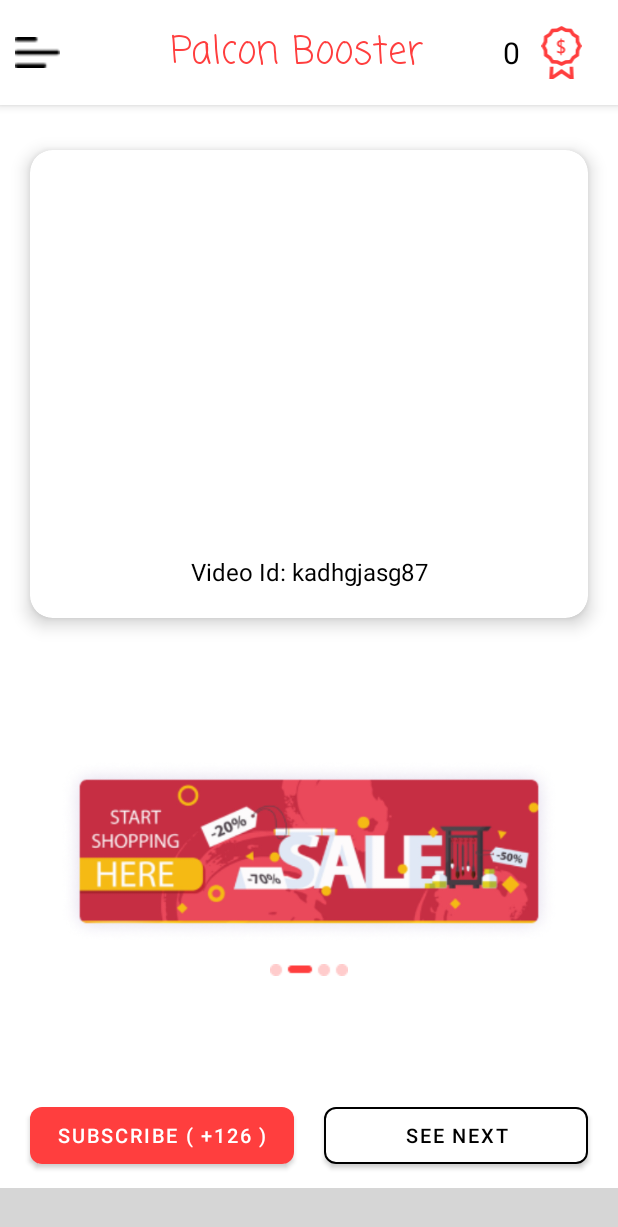
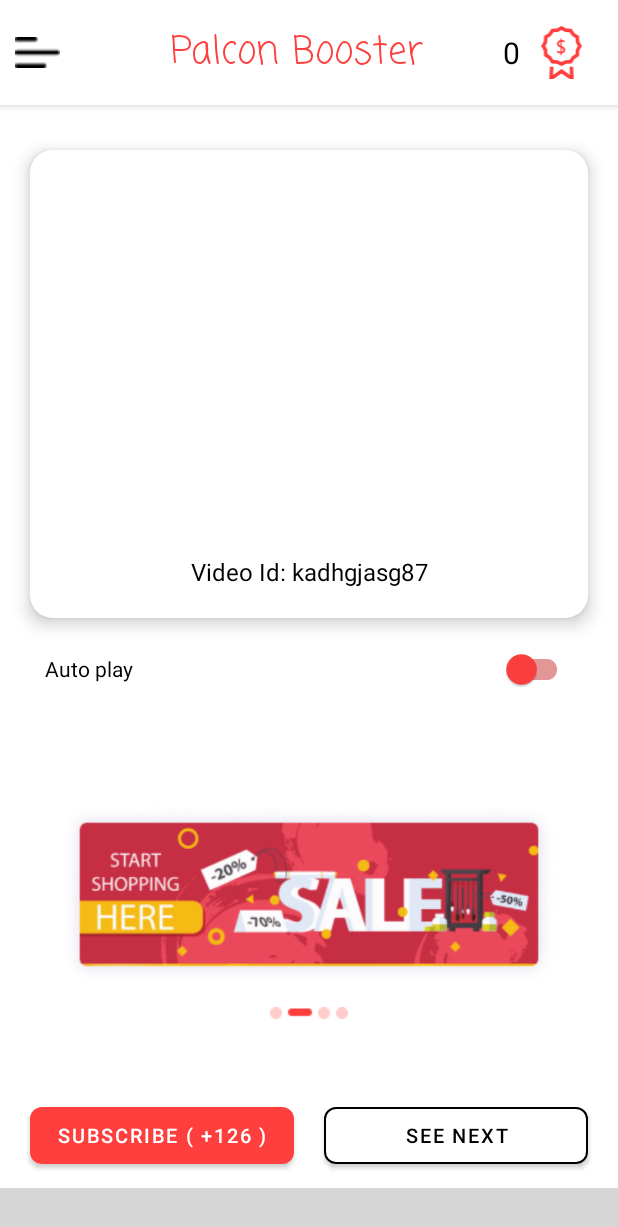
Before and after one commit to Moutamid/Viewplus, an Android app: the screen it shows after launch once a user with an empty profile is signed in (BottomNavigationActivity), on a phone screen of 412 x 824 dp. Shown: the top 1227 px of the screen. Run offline under Robolectric (Android 15) with nearby library versions, the phone set to English and light mode, and no system bars; our stand-ins replace Firebase (no records; nobody signed in at launch, a user with empty details on screens opened directly), navigation-ui; libraries missing offline, so code that uses them is left out: com.google.api.client, com.google.api.services, np.com.susanthapa, pub.devrel.easypermissions; plain views replace CurvedBottomNavigationView; pictures from the network do not load; 6 statements that could not run were skipped; grey boxes are pictures that could not be loaded.

Commit message:
New updated version: Design Changed

```diff
--- a/app/src/main/res/layout/fragment_subscribe.xml
+++ b/app/src/main/res/layout/fragment_subscribe.xml
@@ -44,11 +44,23 @@
 
     </androidx.cardview.widget.CardView>
 
+    <androidx.appcompat.widget.SwitchCompat
+        android:id="@+id/autoPlaySwitchSubscribe"
+        android:layout_width="match_parent"
+        android:textColor="@color/black"
+        android:layout_height="wrap_content"
+        android:layout_below="@+id/toplayoutlayout"
+        android:layout_marginHorizontal="30dp"
+        android:layout_marginTop="10dp"
+        android:text="Auto play"
+        app:thumbTint="@color/accentColor"
+        app:trackTint="@color/lighterRed" />
+
     <LinearLayout
         android:layout_width="match_parent"
         android:layout_height="match_parent"
         android:layout_above="@+id/bottomLayoutSubscribe"
-        android:layout_below="@+id/toplayoutlayout"
+        android:layout_below="@+id/autoPlaySwitchSubscribe"
         android:gravity="center_vertical"
         android:orientation="vertical">
 
@@ -66,14 +78,14 @@
 
     </LinearLayout>
 
-    <androidx.cardview.widget.CardView
+    <!--<androidx.cardview.widget.CardView
         android:layout_width="match_parent"
         android:layout_height="wrap_content"
         android:layout_above="@id/bottomLayoutSubscribe"
+        android:visibility="gone"
         android:layout_marginHorizontal="20dp"
         android:layout_marginTop="30dp"
         android:layout_marginBottom="15dp"
-        android:visibility="gone"
         app:cardCornerRadius="7dp"
         app:cardElevation="7dp">
 
@@ -100,7 +112,7 @@
 
         </LinearLayout>
 
-    </androidx.cardview.widget.CardView>
+    </androidx.cardview.widget.CardView>-->
 
     <LinearLayout
         android:id="@+id/bottomLayoutSubscribe"
```
Also changed, not shown: app/src/main/res/drawable/ic_baseline_access_time_24_unfilled.xml (added, +13 -0 lines), app/src/main/res/layout/fragment_like.xml (+18 -4 lines), app/src/main/res/layout/fragment_view.xml (+85 -21 lines).
